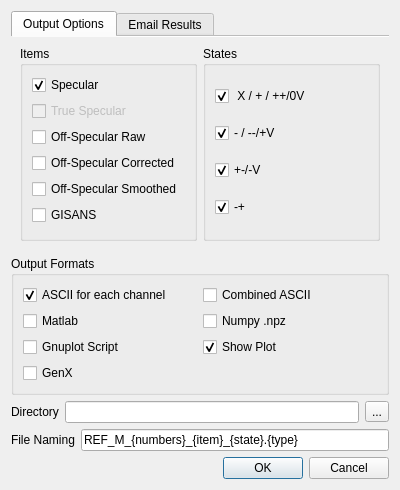
The window that designer/reduce_dialog.ui (aglavic/quicknxs) describes before a commit, drawn with Qt 5.
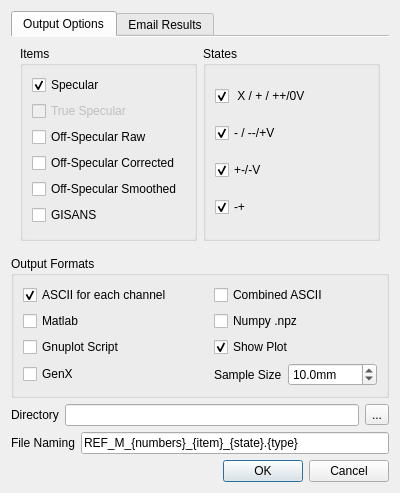
The same window after the commit. Icons and pictures are not drawn.

Commit message: Use slits and sample length to calculate the angular resolution properly

The edit to the form file:
```diff
--- a/designer/reduce_dialog.ui
+++ b/designer/reduce_dialog.ui
@@ -164,47 +164,6 @@
           <string>Output Formats</string>
          </property>
          <layout class="QGridLayout" name="gridLayout">
-          <item row="0" column="0">
-           <widget class="QCheckBox" name="multiAscii">
-            <property name="text">
-             <string>ASCII for each channel</string>
-            </property>
-            <property name="checked">
-             <bool>true</bool>
-            </property>
-           </widget>
-          </item>
-          <item row="0" column="1">
-           <widget class="QCheckBox" name="combinedAscii">
-            <property name="text">
-             <string>Combined ASCII</string>
-            </property>
-           </widget>
-          </item>
-          <item row="1" column="0">
-           <widget class="QCheckBox" name="matlab">
-            <property name="text">
-             <string>Matlab</string>
-            </property>
-           </widget>
-          </item>
-          <item row="2" column="0">
-           <widget class="QCheckBox" name="gnuplot">
-            <property name="text">
-             <string>Gnuplot Script</string>
-            </property>
-           </widget>
-          </item>
-          <item row="2" column="1">
-           <widget class="QCheckBox" name="plot">
-            <property name="text">
-             <string>Show Plot</string>
-            </property>
-            <property name="checked">
-             <bool>true</bool>
-            </property>
-           </widget>
-          </item>
           <item row="3" column="0">
            <widget class="QCheckBox" name="genx">
             <property name="text">
@@ -212,13 +171,96 @@
             </property>
            </widget>
           </item>
-          <item row="1" column="1">
+          <item row="1" column="2" colspan="2">
            <widget class="QCheckBox" name="numpy">
             <property name="text">
              <string>Numpy .npz</string>
             </property>
            </widget>
           </item>
+          <item row="3" column="3">
+           <widget class="QDoubleSpinBox" name="sampleSize">
+            <property name="sizePolicy">
+             <sizepolicy hsizetype="Minimum" vsizetype="Fixed">
+              <horstretch>0</horstretch>
+              <verstretch>0</verstretch>
+             </sizepolicy>
+            </property>
+            <property name="suffix">
+             <string>mm</string>
+            </property>
+            <property name="decimals">
+             <number>1</number>
+            </property>
+            <property name="value">
+             <double>10.000000000000000</double>
+            </property>
+           </widget>
+          </item>
+          <item row="0" column="2" colspan="2">
+           <widget class="QCheckBox" name="combinedAscii">
+            <property name="text">
+             <string>Combined ASCII</string>
+            </property>
+           </widget>
+          </item>
+          <item row="2" column="2" colspan="2">
+           <widget class="QCheckBox" name="plot">
+            <property name="text">
+             <string>Show Plot</string>
+            </property>
+            <property name="checked">
+             <bool>true</bool>
+            </property>
+           </widget>
+          </item>
+          <item row="3" column="2">
+           <widget class="QLabel" name="label_7">
+            <property name="sizePolicy">
+             <sizepolicy hsizetype="Fixed" vsizetype="Preferred">
+              <horstretch>0</horstretch>
+              <verstretch>0</verstretch>
+             </sizepolicy>
+            </property>
+            <property name="text">
+             <string>Sample Size</string>
+            </property>
+           </widget>
+          </item>
+          <item row="3" column="1">
+           <spacer name="horizontalSpacer">
+            <property name="orientation">
+             <enum>Qt::Horizontal</enum>
+            </property>
+            <property name="sizeType">
+             <enum>QSizePolicy::Minimum</enum>
+            </property>
+           </spacer>
+          </item>
+          <item row="2" column="0" colspan="2">
+           <widget class="QCheckBox" name="gnuplot">
+            <property name="text">
+             <string>Gnuplot Script</string>
+            </property>
+           </widget>
+          </item>
+          <item row="1" column="0" colspan="2">
+           <widget class="QCheckBox" name="matlab">
+            <property name="text">
+             <string>Matlab</string>
+            </property>
+           </widget>
+          </item>
+          <item row="0" column="0" colspan="2">
+           <widget class="QCheckBox" name="multiAscii">
+            <property name="text">
+             <string>ASCII for each channel</string>
+            </property>
+            <property name="checked">
+             <bool>true</bool>
+            </property>
+           </widget>
+          </item>
          </layout>
         </widget>
        </item>
```
The commit also changes 16 other files.
